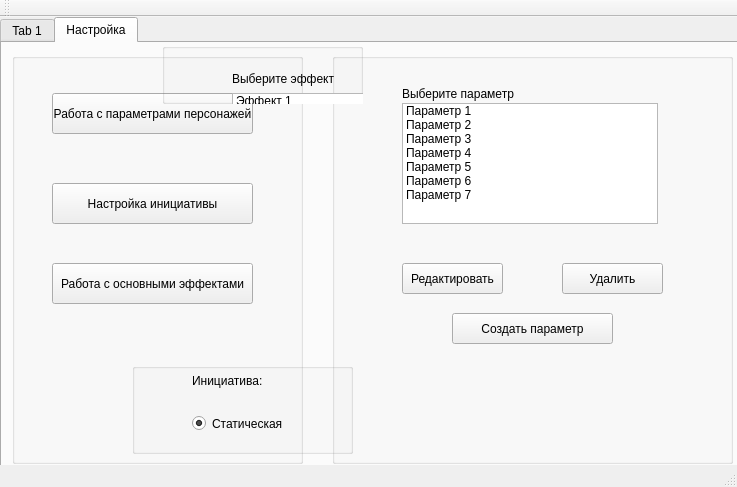
Old version of the form src/mainwindow.ui in the repository moevm/gui-1h2018-17.
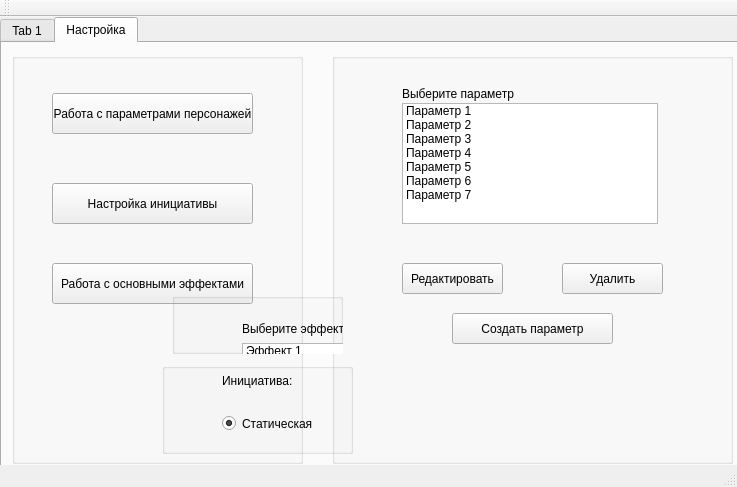
New version of the form.

The edit to the form file:
```diff
--- a/src/mainwindow.ui
+++ b/src/mainwindow.ui
@@ -218,9 +218,9 @@
      <widget class="QGroupBox" name="init_config_box">
       <property name="geometry">
        <rect>
-        <x>130</x>
+        <x>160</x>
         <y>320</y>
-        <width>221</width>
+        <width>191</width>
         <height>91</height>
        </rect>
       </property>
@@ -362,9 +362,9 @@
       </property>
       <property name="geometry">
        <rect>
-        <x>160</x>
-        <y>0</y>
-        <width>201</width>
+        <x>170</x>
+        <y>250</y>
+        <width>171</width>
         <height>61</height>
        </rect>
       </property>
```
